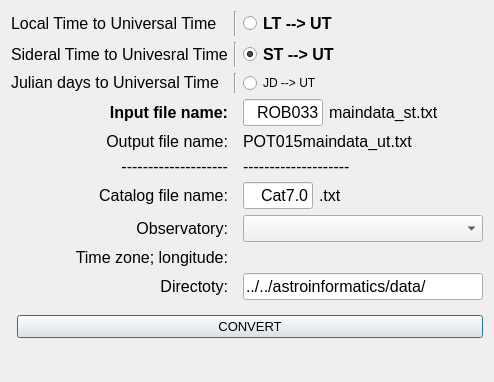
Old version of the form ut.ui in the repository nkirov/timetool.
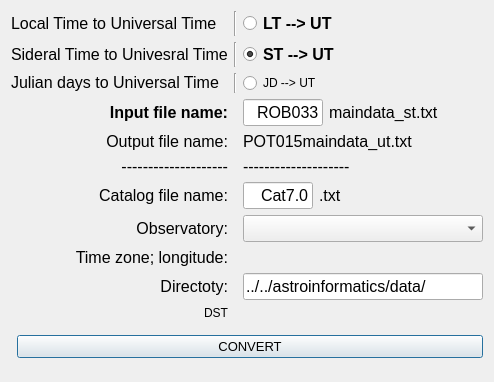
New version of the form.

```diff
--- a/ut.ui
+++ b/ut.ui
@@ -402,15 +402,15 @@
      <item row="3" column="0">
       <layout class="QHBoxLayout" name="horizontalLayout_3">
        <item>
-        <widget class="QLabel" name="dst">
+        <widget class="QLabel" name="label3_2">
          <property name="enabled">
           <bool>true</bool>
          </property>
          <property name="font">
           <font>
-           <pointsize>12</pointsize>
-           <weight>75</weight>
-           <bold>true</bold>
+           <pointsize>13</pointsize>
+           <weight>50</weight>
+           <bold>false</bold>
           </font>
          </property>
          <property name="text">
@@ -467,6 +467,16 @@
        </property>
       </widget>
      </item>
+     <item row="12" column="0">
+      <widget class="QLabel" name="dst">
+       <property name="text">
+        <string>DST</string>
+       </property>
+       <property name="alignment">
+        <set>Qt::AlignRight|Qt::AlignTrailing|Qt::AlignVCenter</set>
+       </property>
+      </widget>
+     </item>
     </layout>
    </item>
   </layout>
```
Left out of the diff: 142 changed lines with no effect on the pictures.
